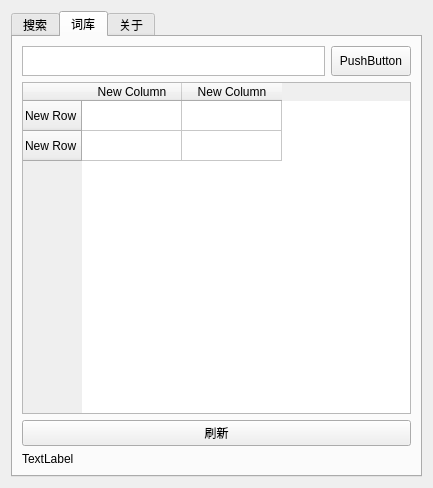
Old version of the form Gui/first.ui in the repository hyc3z/Wordlist.
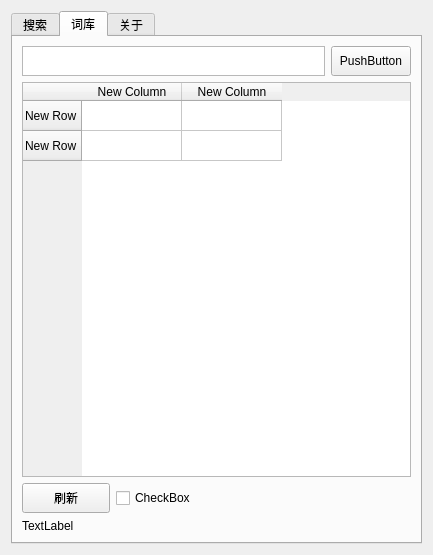
New version of the form.

Commit message: Change sys.path[0] to os.getcwd to enable standalone .exe file to run Add multiple lines of commentary to help guide through the gui part.

Diff of the .ui file:
```diff
--- a/Gui/first.ui
+++ b/Gui/first.ui
@@ -7,7 +7,7 @@
     <x>0</x>
     <y>0</y>
     <width>433</width>
-    <height>488</height>
+    <height>555</height>
    </rect>
   </property>
   <property name="sizePolicy">
@@ -89,6 +89,52 @@
        <string>词库</string>
       </attribute>
       <layout class="QGridLayout" name="gridLayout_2">
+       <item row="2" column="0">
+        <layout class="QHBoxLayout" name="horizontalLayout_2" stretch="0,0">
+         <item>
+          <widget class="QTextEdit" name="textEdit">
+           <property name="sizePolicy">
+            <sizepolicy hsizetype="Expanding" vsizetype="Fixed">
+             <horstretch>0</horstretch>
+             <verstretch>0</verstretch>
+            </sizepolicy>
+           </property>
+           <property name="maximumSize">
+            <size>
+             <width>3000</width>
+             <height>30</height>
+            </size>
+           </property>
+          </widget>
+         </item>
+         <item>
+          <widget class="QPushButton" name="pushButton_4">
+           <property name="sizePolicy">
+            <sizepolicy hsizetype="Minimum" vsizetype="Fixed">
+             <horstretch>0</horstretch>
+             <verstretch>0</verstretch>
+            </sizepolicy>
+           </property>
+           <property name="maximumSize">
+            <size>
+             <width>88</width>
+             <height>30</height>
+            </size>
+           </property>
+           <property name="text">
+            <string>PushButton</string>
+           </property>
+          </widget>
+         </item>
+        </layout>
+       </item>
+       <item row="6" column="0">
+        <widget class="QLabel" name="label_4">
+         <property name="text">
+          <string>TextLabel</string>
+         </property>
+        </widget>
+       </item>
        <item row="3" column="0">
         <widget class="QTableWidget" name="tableWidget">
          <property name="maximumSize">
@@ -125,22 +171,34 @@
         </widget>
        </item>
        <item row="4" column="0">
-        <widget class="QPushButton" name="pushButton_3">
-         <property name="maximumSize">
-          <size>
-           <width>16777215</width>
-           <height>30</height>
-          </size>
-         </property>
-         <property name="text">
-          <string>刷新</string>
-         </property>
-        </widget>
-       </item>
-       <item row="2" column="0">
-        <layout class="QHBoxLayout" name="horizontalLayout_2" stretch="0,0">
+        <layout class="QHBoxLayout" name="horizontalLayout_3">
          <item>
-          <widget class="QTextEdit" name="textEdit">
+          <widget class="QPushButton" name="pushButton_3">
+           <property name="sizePolicy">
+            <sizepolicy hsizetype="Minimum" vsizetype="Fixed">
+             <horstretch>0</horstretch>
+             <verstretch>0</verstretch>
+            </sizepolicy>
+           </property>
+           <property name="minimumSize">
+            <size>
+             <width>88</width>
+             <height>30</height>
+            </size>
+           </property>
+           <property name="maximumSize">
+            <size>
+             <width>88</width>
+             <height>30</height>
+            </size>
+           </property>
+           <property name="text">
+            <string>刷新</string>
+           </property>
+          </widget>
+         </item>
+         <item>
+          <widget class="QCheckBox" name="checkBox">
            <property name="sizePolicy">
             <sizepolicy hsizetype="Expanding" vsizetype="Fixed">
              <horstretch>0</horstretch>
@@ -149,34 +207,17 @@
            </property>
            <property name="maximumSize">
             <size>
-             <width>3000</width>
-             <height>30</height>
-            </size>
-           </property>
-          </widget>
-         </item>
-         <item>
-          <widget class="QPushButton" name="pushButton_4">
-           <property name="maximumSize">
-            <size>
-             <width>200</width>
-             <height>30</height>
+             <width>88888</width>
+             <height>88888</height>
             </size>
            </property>
            <property name="text">
-            <string>PushButton</string>
+            <string>CheckBox</string>
            </property>
           </widget>
          </item>
         </layout>
        </item>
-       <item row="5" column="0">
-        <widget class="QLabel" name="label_4">
-         <property name="text">
-          <string>TextLabel</string>
-         </property>
-        </widget>
-       </item>
       </layout>
      </widget>
      <widget class="QWidget" name="tab_3">
```
The commit also changes 4 other files.
